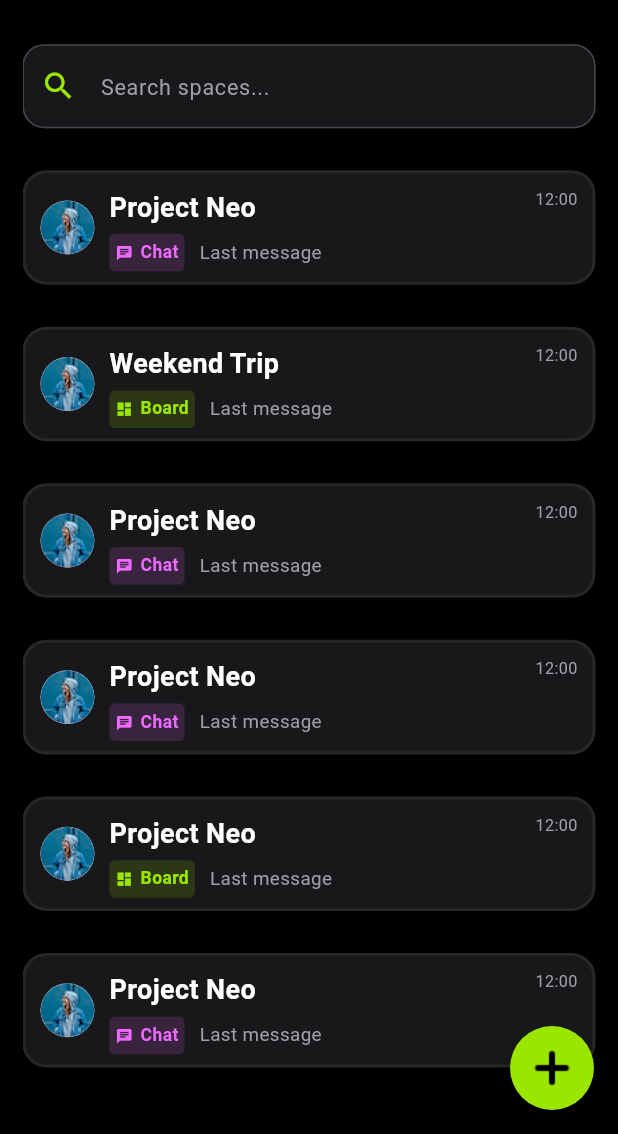
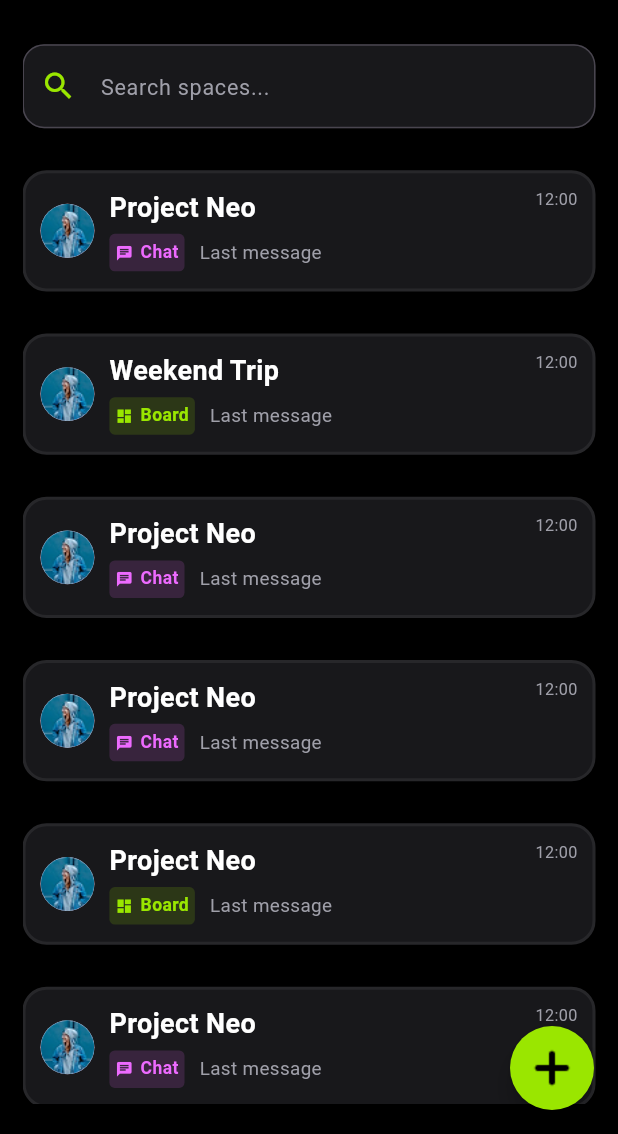
Before and after one commit to Fizzzle/collabix, a Flutter app: the HomeScreen screen opened directly, on a phone screen of 412 x 824 dp, the part 102-1236 px from its top. Run offline on Flutter 3.47's test engine with Material 3 defaults, Android fonts, the phone set to English and light mode, and no system bars; our stand-ins replace flutter_screenutil, lottie.

Commit message:
Fix: home overflow fix

```diff
--- a/lib/features/home/presentation/home_screen.dart
+++ b/lib/features/home/presentation/home_screen.dart
@@ -155,7 +155,7 @@ class _DiscussionWidget extends StatelessWidget {
       child: Container(
         padding: const EdgeInsets.all(10),
         width: double.infinity,
-        height: 85.h,
+        height: 90.h,
         decoration: BoxDecoration(
           borderRadius: BorderRadius.circular(16),
           color: AppColors.backgroundItemColor,
```
